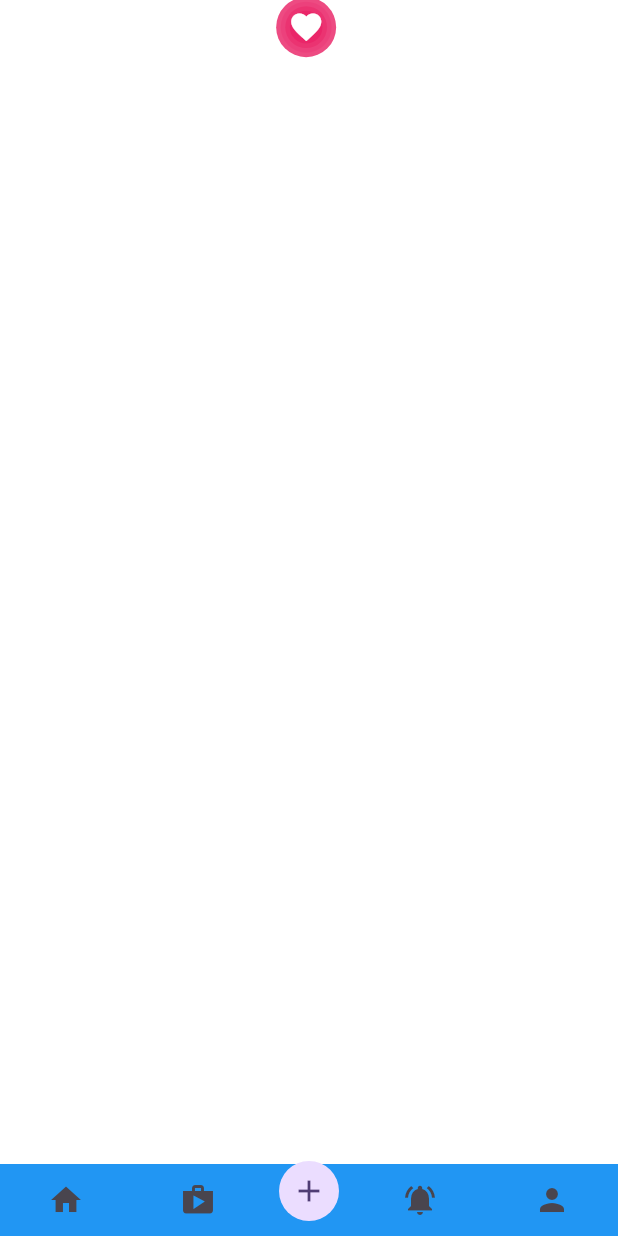
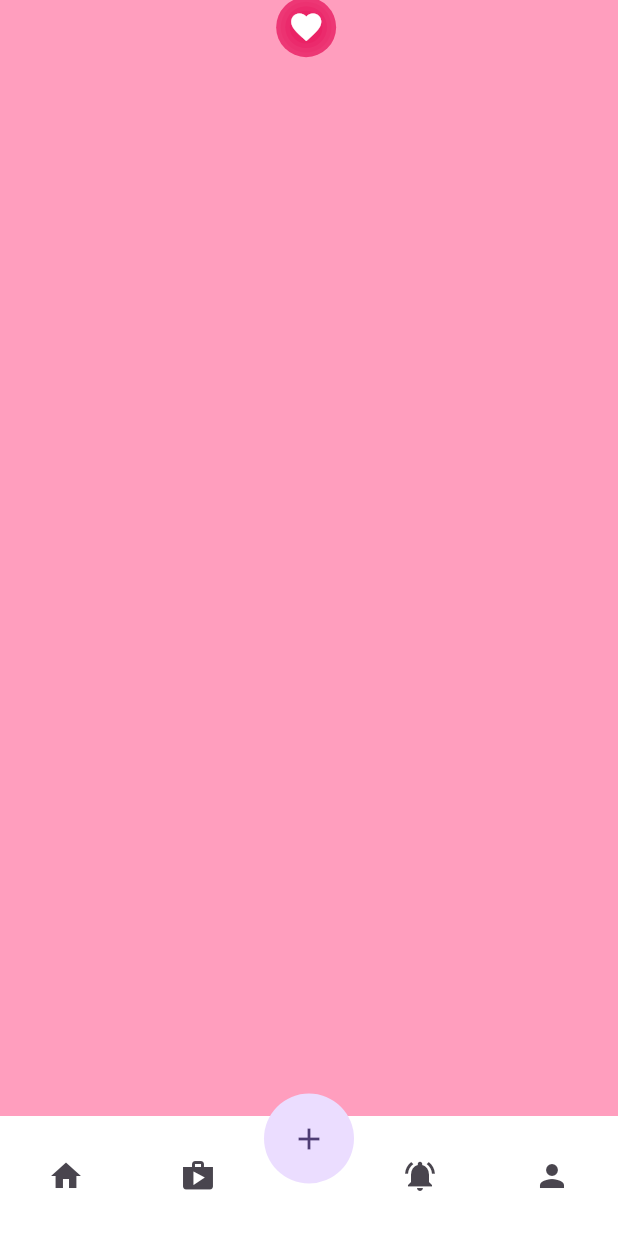
Before and after one commit to sonnguyenowt/animation-widgets, a Flutter app: the screen it shows after launch, on a phone screen of 412 x 824 dp. Run offline on Flutter 3.47's test engine with Material 3 defaults, Android fonts, the phone set to English and light mode, and no system bars.

Commit message:
Update curve anim

```diff
--- a/lib/anims/bottom_navbar_floating_anim.dart
+++ b/lib/anims/bottom_navbar_floating_anim.dart
@@ -13,6 +13,7 @@ class BottomNavbarFloatingAnimation extends StatefulWidget {
 class _BottomNavbarFloatingAnimationState
     extends State<BottomNavbarFloatingAnimation> {
   bool isExpanded = false;
+  double bottom = 50;
 
   var items = [
     Icons.home,
@@ -27,10 +28,11 @@ class _BottomNavbarFloatingAnimationState
         alignment: Alignment.bottomCenter,
         children: [
           Padding(
-            padding: const EdgeInsets.only(bottom: 20),
+            padding: EdgeInsets.only(bottom: bottom),
             child: AnimatedRotation(
               duration: const Duration(milliseconds: 400),
               turns: isExpanded ? 0 : 0.5,
+              curve: Curves.fastOutSlowIn,
               alignment: Alignment.bottomCenter,
               child: Container(
                 width: 200,
@@ -46,10 +48,11 @@ class _BottomNavbarFloatingAnimationState
             ),
           ),
           Padding(
-            padding: const EdgeInsets.only(bottom: 20),
+            padding: EdgeInsets.only(bottom: bottom),
             child: AnimatedRotation(
               duration: const Duration(milliseconds: 400),
               turns: isExpanded ? -0.5 : 0.5,
+              curve: Curves.fastOutSlowIn,
               alignment: Alignment.bottomCenter,
               child: Container(
                 width: 200,
@@ -65,10 +68,11 @@ class _BottomNavbarFloatingAnimationState
             ),
           ),
           Padding(
-            padding: const EdgeInsets.only(bottom: 20),
+            padding: EdgeInsets.only(bottom: bottom),
             child: AnimatedRotation(
               duration: const Duration(milliseconds: 400),
               turns: isExpanded ? 0 : -0.5,
+              curve: Curves.fastOutSlowIn,
               alignment: Alignment.bottomCenter,
               child: Container(
                 width: 200,
@@ -149,8 +153,9 @@ class _BottomNavbarFloatingAnimationState
           ),
           Container(
             decoration: const BoxDecoration(
-              color: Colors.blue,
+              color: Colors.white,
             ),
+            height: 80,
             child: Row(
               children: [
                 for (var i = 0; i < items.length / 2; i++)
@@ -162,7 +167,7 @@ class _BottomNavbarFloatingAnimationState
             ),
           ),
           Padding(
-            padding: const EdgeInsets.only(bottom: 10),
+            padding: EdgeInsets.only(bottom: bottom - 30 / 2),
             child: InkWell(
               onTap: () {
                 setState(() {
@@ -170,6 +175,7 @@ class _BottomNavbarFloatingAnimationState
                 });
               },
               child: const CircleAvatar(
+                radius: 30,
                 child: Icon(Icons.add),
               ),
             ),
--- a/lib/anims/screen_bottom_navbar_animation.dart
+++ b/lib/anims/screen_bottom_navbar_animation.dart
@@ -1,4 +1,4 @@
-import 'package:anim_app/anims/bottom_navbar_anim.dart';
+// import 'package:anim_app/anims/bottom_navbar_anim.dart';
 
 import '/anims/shake_animation.dart';
 import '/anims/ripple_animation.dart';
@@ -13,9 +13,8 @@ class ScreenBottomNavbarAnimation extends StatelessWidget {
   Widget build(BuildContext context) {
     return Scaffold(
       // backgroundColor: const Color(0xff34325E),
-      backgroundColor: Colors.white,
-      body: SafeArea(
-        child: Column(
+      backgroundColor: const Color.fromARGB(255, 255, 158, 190),
+      body: Column(
         mainAxisAlignment: MainAxisAlignment.end,
         crossAxisAlignment: CrossAxisAlignment.center,
         children: [
@@ -51,7 +50,6 @@ class ScreenBottomNavbarAnimation extends StatelessWidget {
           const SizedBox(width: double.infinity),
         ],
       ),
-      ),
     );
   }
 }
```
Lines whose indentation alone changed are shown as unchanged.
